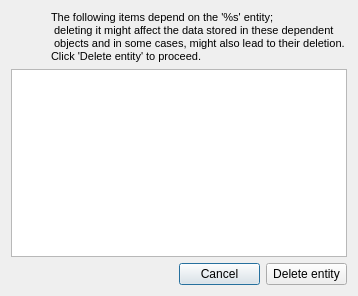
The window that ui/wizard/ui_entity_depend.ui (gltn/stdm) describes before a commit, drawn with Qt 5.
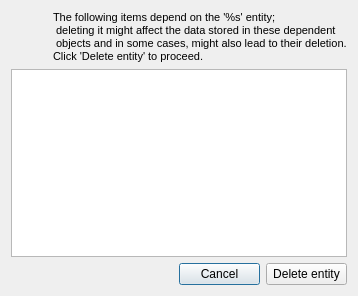
The same window after the commit. Icons and pictures are not drawn.

```diff
--- a/ui/wizard/ui_entity_depend.ui
+++ b/ui/wizard/ui_entity_depend.ui
@@ -25,11 +25,14 @@
      <property name="spacing">
       <number>0</number>
      </property>
+     <property name="leftMargin">
+      <number>0</number>
+     </property>
      <item>
       <widget class="QLabel" name="label">
        <property name="maximumSize">
         <size>
-         <width>40</width>
+         <width>80</width>
          <height>16777215</height>
         </size>
        </property>
@@ -37,7 +40,10 @@
         <string/>
        </property>
        <property name="pixmap">
-        <pixmap resource="../../resources.qrc">:/plugins/stdm/images/icons/help-content.png</pixmap>
+        <pixmap resource="../../resources.qrc">:/plugins/stdm/images/icons/warning_large.png</pixmap>
+       </property>
+       <property name="alignment">
+        <set>Qt::AlignCenter</set>
        </property>
       </widget>
      </item>
```
